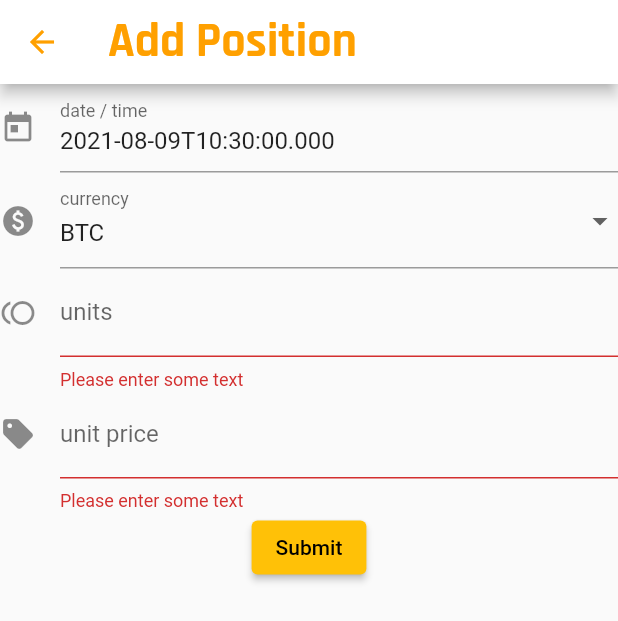
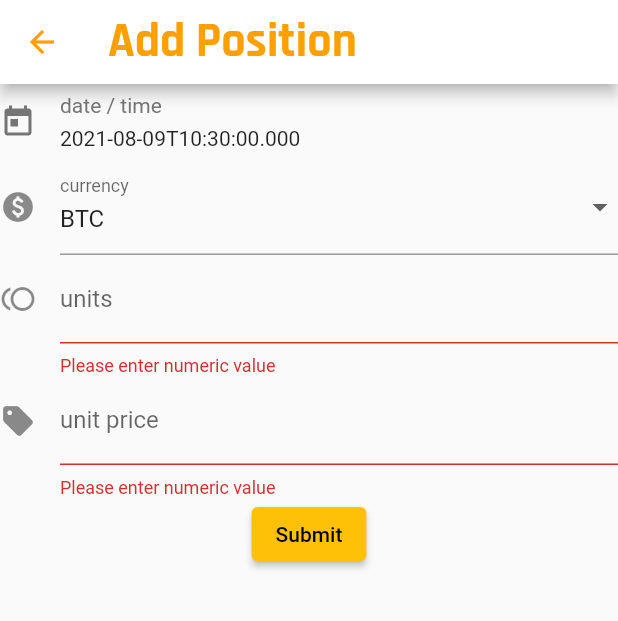
Before and after one commit to calbert1209/guldfasan, a Flutter app: the SubPageScaffold screen opened directly, after a tap on "Submit", on a phone screen of 412 x 824 dp. Shown: the top 621 px of the screen. Run offline on Flutter 3.47's test engine with Material 2 defaults, Android fonts, the phone set to English and light mode, and no system bars; our stand-ins replace connectivity_plus, sqflite; accounts and stored records are empty.

Commit message:
add ability to add positions to db and re-render list

```diff
--- a/lib/app_state.dart
+++ b/lib/app_state.dart
@@ -16,7 +16,7 @@ class AppState with ChangeNotifier {
   final ReceivePort receivePort;
   final StreamController<dynamic> _controller = StreamController.broadcast();
 
-  Future<Iterable<PositionCollection>> portfolio() async {
+  Future<Iterable<PositionCollection>> get portfolio async {
     var positionMaps = await dbService.queryAll();
     print("got data from db. entry count: ${positionMaps.length}");
     var map = positionMaps
@@ -38,5 +38,18 @@ class AppState with ChangeNotifier {
     return map.values;
   }
 
+  Future<int> addPosition(Position position) async {
+    var nextIndex = await dbService.insert(position);
+    // var nextPosition = Position(
+    //   id: nextIndex,
+    //   symbol: position.symbol,
+    //   units: position.units,
+    //   price: position.price,
+    //   dateTime: position.dateTime,
+    // );
+    notifyListeners();
+    return nextIndex;
+  }
+
   Stream<dynamic> get stream => _controller.stream;
 }
--- a/lib/main.dart
+++ b/lib/main.dart
@@ -32,6 +32,10 @@ KoHo
 20 / 300 / grey
  */
 
+Widget buildHomePage(BuildContext context, Widget? _) {
+  return HomePage(title: 'Guldfasan');
+}
+
 class App extends StatelessWidget {
   App(this._dbService);
 
@@ -46,7 +50,7 @@ class App extends StatelessWidget {
       ),
       home: ChangeNotifierProvider<AppState>(
         create: (BuildContext context) => AppState(_dbService, mainReceivePort),
-        child: HomePage(title: 'Guldfasan'),
+        builder: buildHomePage,
       ),
     );
   }
--- a/lib/models/position.dart
+++ b/lib/models/position.dart
@@ -9,13 +9,13 @@ class PositionKey {
 
 class Position {
   Position(
-      {required this.id,
+      {this.id,
       required this.symbol,
       required this.units,
       required this.price,
       required this.dateTime});
 
-  final int id;
+  final int? id;
   final String symbol;
   final double units;
   final double price;
@@ -86,28 +86,28 @@ Iterable<Map<String, dynamic>> kDummyEntriesJson = [
       units: 0.00387996,
       price: 257734,
       dateTime: DateTime(2021, 6, 18, 22, 38)),
-  Position(
-      id: 5,
-      symbol: 'BTC',
-      units: 0.00023907,
-      price: 6182775,
-      dateTime: DateTime(2022, 12, 9, 22, 38)),
-  Position(
-      id: 6,
-      symbol: 'ETH',
-      units: 0.00387996,
-      price: 457734,
-      dateTime: DateTime(2022, 12, 9, 22, 38)),
-  Position(
-      id: 7,
-      symbol: 'BTC',
-      units: 0.00023907,
-      price: 4182775,
-      dateTime: DateTime(2023, 12, 9, 10, 8)),
-  Position(
-      id: 8,
-      symbol: 'ETH',
-      units: 0.001000,
-      price: 257734,
-      dateTime: DateTime(2023, 12, 9, 10, 10)),
+  // Position(
+  //     id: 5,
+  //     symbol: 'BTC',
+  //     units: 0.00023907,
+  //     price: 6182775,
+  //     dateTime: DateTime(2022, 12, 9, 22, 38)),
+  // Position(
+  //     id: 6,
+  //     symbol: 'ETH',
+  //     units: 0.00387996,
+  //     price: 457734,
+  //     dateTime: DateTime(2022, 12, 9, 22, 38)),
+  // Position(
+  //     id: 7,
+  //     symbol: 'BTC',
+  //     units: 0.00023907,
+  //     price: 4182775,
+  //     dateTime: DateTime(2023, 12, 9, 10, 8)),
+  // Position(
+  //     id: 8,
+  //     symbol: 'ETH',
+  //     units: 0.001000,
+  //     price: 257734,
+  //     dateTime: DateTime(2023, 12, 9, 10, 10)),
 ].map((it) => it.toMap());
--- a/lib/pages/add_position_page.dart
+++ b/lib/pages/add_position_page.dart
@@ -1,4 +1,5 @@
 import 'package:flutter/material.dart';
+import 'package:guldfasan/models/position.dart';
 import 'package:guldfasan/widgets/sub_page_scaffold.dart';
 
 class AddPositionPage extends StatelessWidget {
@@ -35,32 +36,59 @@ class AddPositionFormState extends State<AddPositionForm> {
   // Note: This is a `GlobalKey<FormState>`,
   // not a GlobalKey<MyCustomFormState>.
   final _formKey = GlobalKey<FormState>();
-  String dropdownValue = 'BTC';
+  String _dropdownValue = 'BTC';
   DateTime dateTime = DateTime.now();
   final _dateController =
       TextEditingController(text: DateTime.now().toIso8601String());
+  bool _dateSelectorActive = false;
+  final _unitsController = TextEditingController();
+  final _unitPriceController = TextEditingController();
+
+  final String _valueGuidance = "Please enter numeric value";
 
   @override
   Widget build(BuildContext context) {
-    // Build a Form widget using the _formKey created above.
     return Form(
       key: _formKey,
       child: Column(
         children: <Widget>[
           // Add TextFormFields and ElevatedButton here.
-
-          TextFormField(
-            decoration: InputDecoration(
-                icon: Icon(Icons.today), labelText: 'date / time'),
-            // The validator receives the text that the user has entered.
-            validator: (value) {
-              if (value == null || value.isEmpty) {
-                return 'Please enter some text';
-              }
-              return null;
-            },
-            controller: _dateController,
+          InkWell(
+            child: Row(
+              children: [
+                Padding(
+                  padding: const EdgeInsets.only(right: 16.0),
+                  child: Icon(
+                    Icons.today,
+                    color: _dateSelectorActive
+                        ? Colors.amber
+                        : Colors.grey.shade600,
+                  ),
+                ),
+                Column(
+                  crossAxisAlignment: CrossAxisAlignment.start,
+                  children: [
+                    Padding(
+                      padding: const EdgeInsets.only(top: 6.0, bottom: 6.0),
+                      child: Text(
+                        'date / time',
+                        style: TextStyle(
+                          color: Colors.grey.shade600,
+                        ),
+                      ),
+                    ),
+                    Padding(
+                      padding: const EdgeInsets.only(bottom: 6.0),
+                      child: Text(_dateController.text),
+                    ),
+                  ],
+                ),
+              ],
+            ),
             onTap: () {
+              setState(() {
+                _dateSelectorActive = true;
+              });
               showDatePicker(
                 context: context,
                 initialDate: dateTime,
@@ -70,14 +98,18 @@ class AddPositionFormState extends State<AddPositionForm> {
                 setState(() {
                   _dateController.text = nextDateTime!.toIso8601String();
                 });
+              }).whenComplete(() {
+                setState(() {
+                  _dateSelectorActive = false;
+                });
               });
             },
           ),
           DropdownButtonFormField(
-            value: dropdownValue,
+            value: _dropdownValue,
             onChanged: (String? newValue) {
               setState(() {
-                dropdownValue = newValue!;
+                _dropdownValue = newValue!;
               });
             },
             items: <String>['BTC', 'ETH']
@@ -100,9 +132,11 @@ class AddPositionFormState extends State<AddPositionForm> {
                 ),
                 labelText: 'units'),
             // The validator receives the text that the user has entered.
+            controller: _unitsController,
+            keyboardType: TextInputType.number,
             validator: (value) {
               if (value == null || value.isEmpty) {
-                return 'Please enter some text';
+                return _valueGuidance;
               }
               return null;
             },
@@ -114,10 +148,13 @@ class AddPositionFormState extends State<AddPositionForm> {
                 ),
                 labelText: 'unit price'),
             // The validator receives the text that the user has entered.
+            controller: _unitPriceController,
+            keyboardType: TextInputType.number,
             validator: (value) {
               if (value == null || value.isEmpty) {
-                return 'Please enter some text';
+                return _valueGuidance;
               }
+              print(value.runtimeType);
               return null;
             },
           ),
@@ -127,9 +164,19 @@ class AddPositionFormState extends State<AddPositionForm> {
               if (_formKey.currentState!.validate()) {
                 // If the form is valid, display a snackbar. In the real world,
                 // you'd often call a server or save the information in a database.
-                ScaffoldMessenger.of(context).showSnackBar(
-                  const SnackBar(content: Text('Processing Data')),
+                // ScaffoldMessenger.of(context).showSnackBar(
+                //   const SnackBar(content: Text('Processing Data')),
+                // );
+                // show progress
+                // await persistance
+                // then pop
+                var alice = Position(
+                  dateTime: DateTime.parse(_dateController.text),
+                  symbol: _dropdownValue,
+                  units: double.parse(_unitsController.text),
+                  price: double.parse(_unitPriceController.text),
                 );
+                Navigator.pop(context, alice);
               }
             },
             child: const Text('Submit'),
--- a/lib/widgets/home_page.dart
+++ b/lib/widgets/home_page.dart
@@ -31,7 +31,7 @@ class HomePage extends StatelessWidget {
         padding: EdgeInsets.only(bottom: 80.0),
         children: [
           FutureBuilder(
-            future: appState.portfolio(),
+            future: appState.portfolio,
             builder: (BuildContext context,
                 AsyncSnapshot<Iterable<PositionCollection>> snapshot) {
               if (snapshot.hasError) {
@@ -55,12 +55,16 @@ class HomePage extends StatelessWidget {
           color: Colors.white,
         ),
         onPressed: () {
-          Navigator.push(
+          Navigator.push<Position>(
             context,
             MaterialPageRoute(
               builder: (context) => AddPositionPage(),
             ),
-          );
+          ).then((result) {
+            if (result != null) {
+              appState.addPosition(result);
+            }
+          });
         },
       ),
     );
--- a/lib/widgets/sub_page_scaffold.dart
+++ b/lib/widgets/sub_page_scaffold.dart
@@ -31,6 +31,7 @@ class SubPageScaffold extends StatelessWidget {
         ),
       ),
       body: child,
+      resizeToAvoidBottomInset: false,
     );
   }
 }
```
